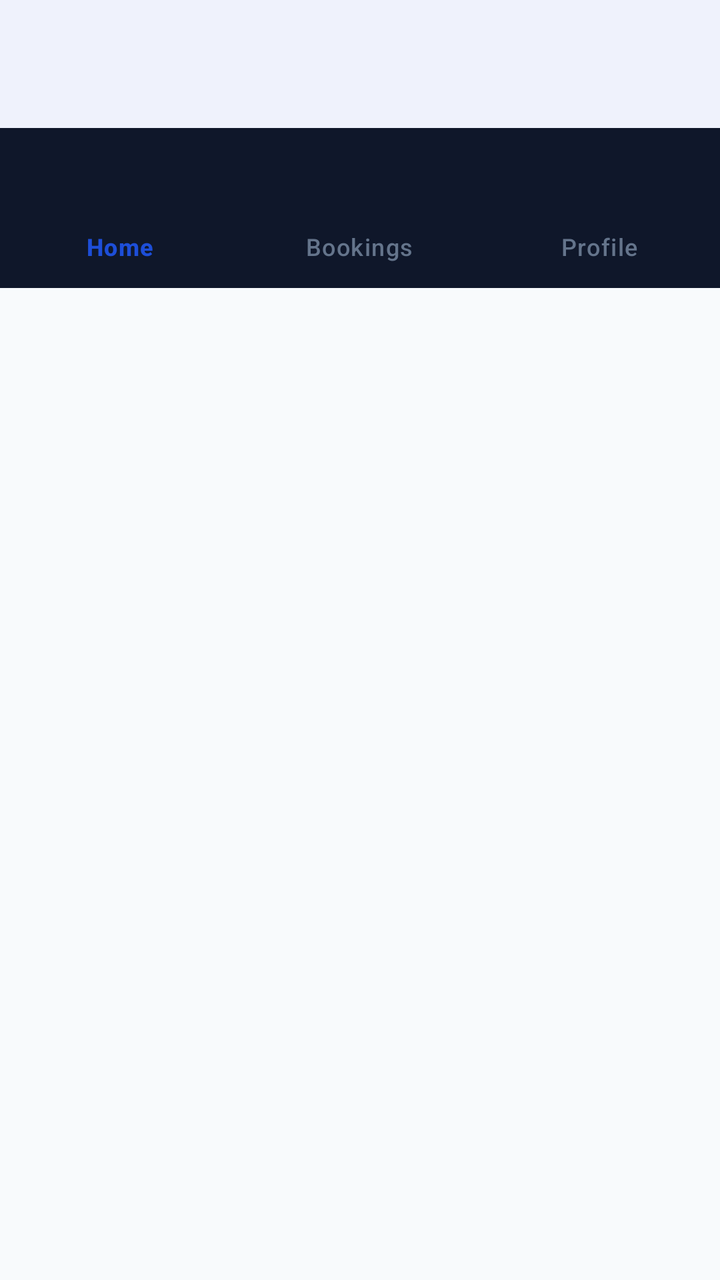
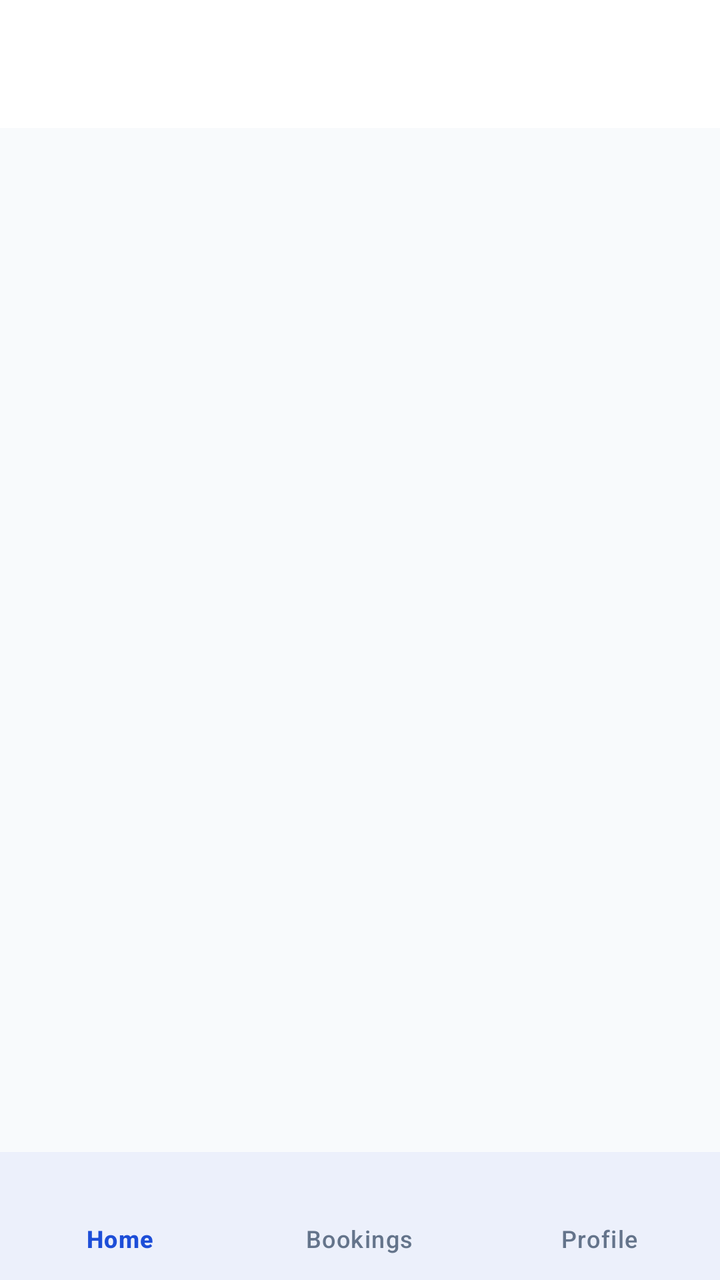

An Android layout rendered at two revisions. The XML below is the earlier revision; the diff shows what the commit changed to produce the second picture.
<!-- AndroidManifest.xml: application theme Theme.Mobile -->
<!-- res/layout/activity_bookings.xml -->
<?xml version="1.0" encoding="utf-8"?>
<LinearLayout xmlns:android="http://schemas.android.com/apk/res/android"
    xmlns:app="http://schemas.android.com/apk/res-auto"
    android:id="@+id/bookingsRoot"
    android:layout_width="match_parent"
    android:layout_height="match_parent"
    android:orientation="vertical"
    android:background="@color/surface_bg">

    <com.google.android.material.appbar.MaterialToolbar
        android:id="@+id/toolbar"
        android:layout_width="match_parent"
        android:layout_height="?attr/actionBarSize"
        android:background="@color/white"
        android:elevation="2dp"
        app:titleTextColor="@color/text_primary" />

    <ProgressBar
        android:id="@+id/progressBar"
        android:layout_width="wrap_content"
        android:layout_height="wrap_content"
        android:layout_gravity="center"
        android:layout_marginTop="64dp"
        android:visibility="gone" />

    <TextView
        android:id="@+id/tvEmpty"
        android:layout_width="match_parent"
        android:layout_height="wrap_content"
        android:text="No bookings yet"
        android:textAlignment="center"
        android:textSize="16sp"
        android:textColor="@color/text_secondary"
        android:layout_marginTop="64dp"
        android:visibility="gone" />

    <androidx.recyclerview.widget.RecyclerView
        android:id="@+id/rvBookings"
        android:layout_width="match_parent"
        android:layout_height="0dp"
        android:layout_weight="1"
        android:padding="16dp"
        android:clipToPadding="false"
        android:visibility="gone" />

    <com.google.android.material.bottomnavigation.BottomNavigationView
        android:id="@+id/bottomNav"
        android:layout_width="match_parent"
        android:layout_height="wrap_content"
        android:background="@color/surface_dark"
        app:itemIconTint="@color/bottom_nav_item_color"
        app:itemTextColor="@color/bottom_nav_item_color"
        app:menu="@menu/bottom_nav_menu" />

</LinearLayout>
<!-- resources referenced by this layout -->
<resources>
  <color name="bottom_nav_item_color">@color/bottom_nav_colors</color>
  <color name="surface_bg">#F8FAFC</color>
  <color name="surface_dark">#0F172A</color>
  <color name="text_primary">#0F172A</color>
  <color name="text_secondary">#334155</color>
  <color name="white">#FFFFFFFF</color>
  <style name="Theme.Mobile" parent="Theme.WashQ" />
  <style name="Theme.WashQ" parent="Theme.Material3.Light.NoActionBar">
          <item name="colorPrimary">@color/primary</item>
          <item name="colorOnPrimary">@color/surface</item>
          <item name="colorPrimaryContainer">@color/primary_dark</item>
          <item name="colorOnPrimaryContainer">@color/surface</item>
          <item name="colorSecondary">@color/accent</item>
          <item name="colorOnSecondary">@color/surface</item>
          <item name="android:colorBackground">@color/background</item>
          <item name="colorSurface">@color/surface</item>
          <item name="colorOnSurface">@color/text_primary</item>
          <item name="colorSurfaceVariant">@color/surface_variant</item>
          <item name="colorError">@color/error</item>
  
          <item name="android:statusBarColor">@android:color/transparent</item>
          <item name="android:navigationBarColor">@android:color/transparent</item>
          <item name="android:windowTranslucentStatus">true</item>
          <item name="android:windowTranslucentNavigation">true</item>
          <item name="android:windowLightStatusBar" tools:targetApi="m">false</item>
  
          <item name="materialButtonStyle">@style/WashQ.MaterialButton</item>
          <item name="textInputStyle">@style/WashQ.TextInputLayout</item>
          <item name="snackbarStyle">@style/WashQ.Snackbar</item>
      </style>
  <color name="primary">#1D4ED8</color>
  <color name="surface">#FFFFFFFF</color>
  <color name="primary_dark">#1E3A8A</color>
  <color name="accent">#0EA5E9</color>
  <color name="background">#F8FAFC</color>
  <color name="surface_variant">#F1F5F9</color>
  <color name="error">#DC2626</color>
  <style name="WashQ.MaterialButton" parent="Widget.Material3.Button">
          <item name="android:minHeight">@dimen/touch_target_min</item>
          <item name="cornerRadius">28dp</item>
          <item name="android:textAllCaps">true</item>
          <item name="android:letterSpacing">0.09</item>
      </style>
  <style name="WashQ.TextInputLayout" parent="Widget.Material3.TextInputLayout.OutlinedBox">
          <item name="shapeAppearanceOverlay">@style/WashQ.ShapeAppearance.Corner.Small</item>
          <item name="boxStrokeColor">@color/primary</item>
          <item name="boxStrokeErrorColor">@color/error</item>
          <item name="boxBackgroundColor">@color/surface</item>
          <item name="hintTextColor">@color/text_muted</item>
      </style>
  <style name="WashQ.Snackbar" parent="Widget.Material3.Snackbar">
          <item name="backgroundTint">@color/surface_dark</item>
          <item name="actionTextColorAlpha">1</item>
      </style>
  <dimen name="touch_target_min">48dp</dimen>
  <style name="WashQ.ShapeAppearance.Corner.Small" parent="">
          <item name="cornerFamily">rounded</item>
          <item name="cornerSize">28dp</item>
      </style>
  <color name="text_muted">#94A3B8</color>
</resources>

<!-- the commit's change to res/layout/activity_bookings.xml (unified diff, before → after) -->
@@ -1,55 +1,72 @@
 <?xml version="1.0" encoding="utf-8"?>
-<LinearLayout xmlns:android="http://schemas.android.com/apk/res/android"
+<androidx.coordinatorlayout.widget.CoordinatorLayout xmlns:android="http://schemas.android.com/apk/res/android"
     xmlns:app="http://schemas.android.com/apk/res-auto"
     android:id="@+id/bookingsRoot"
     android:layout_width="match_parent"
     android:layout_height="match_parent"
-    android:orientation="vertical"
-    android:background="@color/surface_bg">
+    android:background="@color/background">
 
-    <com.google.android.material.appbar.MaterialToolbar
-        android:id="@+id/toolbar"
-        android:layout_width="match_parent"
-        android:layout_height="?attr/actionBarSize"
-        android:background="@color/white"
-        android:elevation="2dp"
-        app:titleTextColor="@color/text_primary" />
-
-    <ProgressBar
-        android:id="@+id/progressBar"
-        android:layout_width="wrap_content"
-        android:layout_height="wrap_content"
-        android:layout_gravity="center"
-        android:layout_marginTop="64dp"
-        android:visibility="gone" />
-
-    <TextView
-        android:id="@+id/tvEmpty"
+    
+    <com.google.android.material.appbar.AppBarLayout
+        android:id="@+id/appBarLayout"
         android:layout_width="match_parent"
         android:layout_height="wrap_content"
-        android:text="No bookings yet"
-        android:textAlignment="center"
-        android:textSize="16sp"
-        android:textColor="@color/text_secondary"
-        android:layout_marginTop="64dp"
-        android:visibility="gone" />
+        android:background="@color/white"
+        app:elevation="0dp">
 
-    <androidx.recyclerview.widget.RecyclerView
-        android:id="@+id/rvBookings"
+        <com.google.android.material.appbar.MaterialToolbar
+            android:id="@+id/toolbar"
+            android:layout_width="match_parent"
+            android:layout_height="?attr/actionBarSize"
+            app:titleTextColor="@color/text_primary" />
+    </com.google.android.material.appbar.AppBarLayout>
+
+    
+    <FrameLayout
+        android:id="@+id/contentFrame"
         android:layout_width="match_parent"
-        android:layout_height="0dp"
-        android:layout_weight="1"
-        android:padding="16dp"
-        android:clipToPadding="false"
-        android:visibility="gone" />
+        android:layout_height="match_parent"
+        app:layout_behavior="@string/appbar_scrolling_view_behavior">
 
+        <ProgressBar
+            android:id="@+id/progressBar"
+            android:layout_width="wrap_content"
+            android:layout_height="wrap_content"
+            android:layout_gravity="center"
+            android:visibility="gone" />
+
+        <TextView
+            android:id="@+id/tvEmpty"
+            android:layout_width="wrap_content"
+            android:layout_height="wrap_content"
+            android:layout_gravity="center"
+            android:text="No bookings yet"
+            android:textSize="16sp"
+            android:textColor="@color/text_secondary"
+            android:visibility="gone" />
+
+        <androidx.recyclerview.widget.RecyclerView
+            android:id="@+id/rvBookings"
+            android:layout_width="match_parent"
+            android:layout_height="match_parent"
+            android:padding="16dp"
+            android:clipToPadding="false"
+            android:visibility="gone" />
+    </FrameLayout>
+
+    
     <com.google.android.material.bottomnavigation.BottomNavigationView
         android:id="@+id/bottomNav"
         android:layout_width="match_parent"
         android:layout_height="wrap_content"
-        android:background="@color/surface_dark"
-        app:itemIconTint="@color/bottom_nav_item_color"
-        app:itemTextColor="@color/bottom_nav_item_color"
-        app:menu="@menu/bottom_nav_menu" />
+        android:minHeight="64dp"
+        android:layout_gravity="bottom"
+        android:background="@color/surface"
+        android:elevation="16dp"
+        app:itemIconTint="@color/bottom_nav_colors"
+        app:itemTextColor="@color/bottom_nav_colors"
+        app:itemActiveIndicatorStyle="@style/TransparentIndicator"
+        app:labelVisibilityMode="labeled"
+        app:menu="@menu/bottom_nav_customer_menu" />
 
-</LinearLayout>
+</androidx.coordinatorlayout.widget.CoordinatorLayout>
<!-- resource entries referenced after the edit -->
@@ -1,11 +1,12 @@
 <!-- resources referenced by this layout -->
 <resources>
-  <color name="bottom_nav_item_color">@color/bottom_nav_colors</color>
-  <color name="surface_bg">#F8FAFC</color>
   <color name="surface_dark">#0F172A</color>
   <color name="text_primary">#0F172A</color>
   <color name="text_secondary">#334155</color>
   <color name="white">#FFFFFFFF</color>
+  <style name="TransparentIndicator" parent="Widget.Material3.BottomNavigationView.ActiveIndicator">
+          <item name="android:color">@android:color/transparent</item>
+      </style>
   <style name="Theme.Mobile" parent="Theme.WashQ" />
   <style name="Theme.WashQ" parent="Theme.Material3.Light.NoActionBar">
           <item name="colorPrimary">@color/primary</item>
